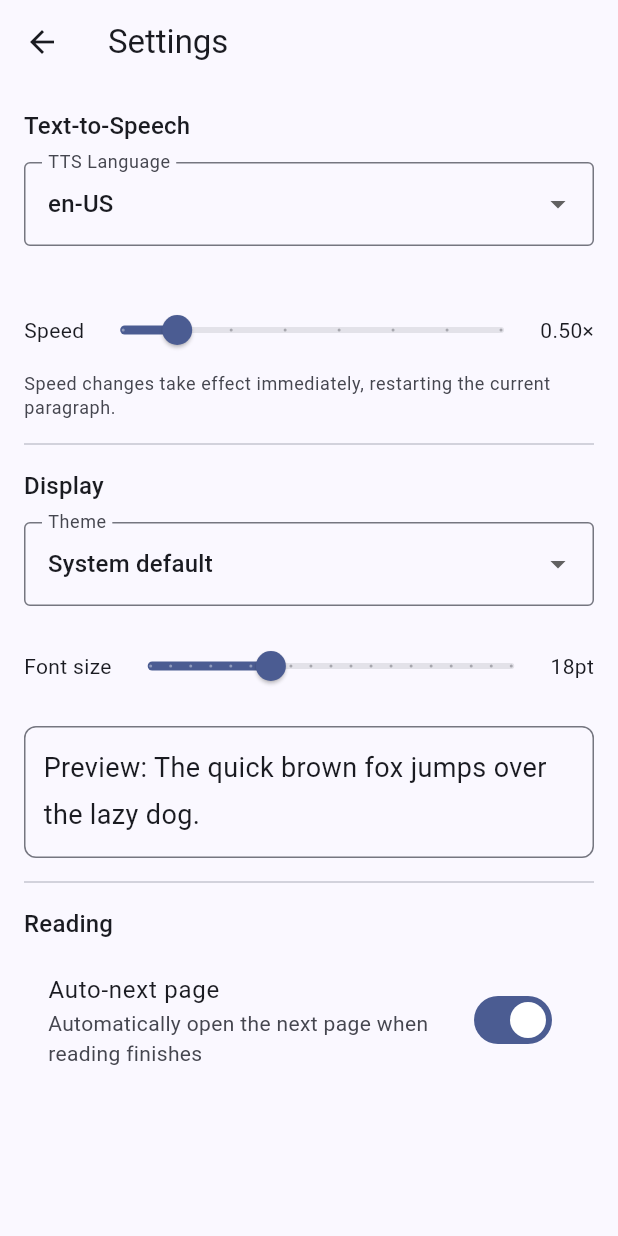
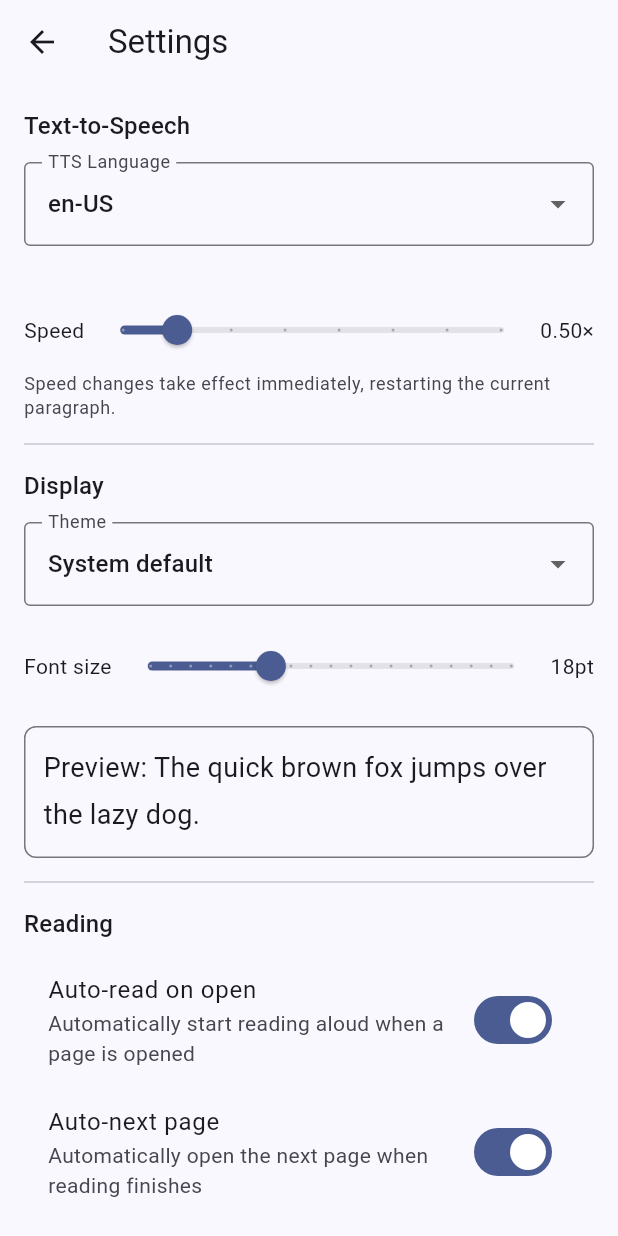
Before and after one commit to aminusia/WebVox, a Flutter app: the screen it shows after launch, after a tap on the "settings" icon, on a phone screen of 412 x 824 dp. Run offline on Flutter 3.47's test engine with Material 3 defaults, Android fonts, the light colour scheme and no system bars; our stand-ins replace audio_service, flutter_riverpod, flutter_tts, share_plus, shared_preferences, sqflite; missing offline and left inert: receive_sharing_intent; accounts and stored records are empty.

Commit message:
Add auto-read feature and related settings
- Introduced `prefAutoRead` constant and default value in AppConstants.
- Updated Settings class to include `autoRead` property with default value.
- Modified LocalSettingsSource to handle autoRead preference.
- Added auto-read toggle in Settings screen.
- Refactored ReaderScreen to utilize autoRead setting for TTS playback.

```diff
--- a/lib/core/constants/app_constants.dart
+++ b/lib/core/constants/app_constants.dart
@@ -7,6 +7,7 @@ class AppConstants {
   static const String prefFontSize = 'font_size';
   static const String prefLastArticleUrl = 'last_article_url';
   static const String prefAutoNext = 'auto_next';
+  static const String prefAutoRead = 'auto_read';
   static const String prefTtsVoice = 'tts_voice';
   static const String prefThemeMode = 'theme_mode';
 
@@ -14,6 +15,7 @@ class AppConstants {
   static const double defaultTtsSpeed = 0.5;
   static const double defaultFontSize = 18.0;
   static const bool defaultAutoNext = true;
+  static const bool defaultAutoRead = true;
   static const String defaultThemeMode = 'system';
 
   static const int maxCachedArticles = 50;
--- a/lib/data/sources/local/local_settings_source.dart
+++ b/lib/data/sources/local/local_settings_source.dart
@@ -24,6 +24,9 @@ class LocalSettingsSource {
       autoNext:
           prefs.getBool(AppConstants.prefAutoNext) ??
           AppConstants.defaultAutoNext,
+      autoRead:
+          prefs.getBool(AppConstants.prefAutoRead) ??
+          AppConstants.defaultAutoRead,
       themePreference: ThemePreference.values.firstWhere(
         (pref) => pref.name == themeModeValue,
         orElse: () => ThemePreference.system,
@@ -38,6 +41,7 @@ class LocalSettingsSource {
     await prefs.setDouble(AppConstants.prefTtsSpeed, settings.ttsSpeed);
     await prefs.setDouble(AppConstants.prefFontSize, settings.fontSize);
     await prefs.setBool(AppConstants.prefAutoNext, settings.autoNext);
+    await prefs.setBool(AppConstants.prefAutoRead, settings.autoRead);
     await prefs.setString(
       AppConstants.prefThemeMode,
       settings.themePreference.name,
--- a/lib/domain/entities/settings.dart
+++ b/lib/domain/entities/settings.dart
@@ -5,6 +5,7 @@ class Settings {
   final double ttsSpeed;
   final double fontSize;
   final bool autoNext;
+  final bool autoRead;
   final ThemePreference themePreference;
 
   /// Empty string means use the system default voice.
@@ -15,6 +16,7 @@ class Settings {
     required this.ttsSpeed,
     required this.fontSize,
     this.autoNext = true,
+    this.autoRead = true,
     this.themePreference = ThemePreference.system,
     this.ttsVoice = '',
   });
@@ -24,6 +26,7 @@ class Settings {
     double? ttsSpeed,
     double? fontSize,
     bool? autoNext,
+    bool? autoRead,
     ThemePreference? themePreference,
     String? ttsVoice,
   }) => Settings(
@@ -31,6 +34,7 @@ class Settings {
     ttsSpeed: ttsSpeed ?? this.ttsSpeed,
     fontSize: fontSize ?? this.fontSize,
     autoNext: autoNext ?? this.autoNext,
+    autoRead: autoRead ?? this.autoRead,
     themePreference: themePreference ?? this.themePreference,
     ttsVoice: ttsVoice ?? this.ttsVoice,
   );
--- a/lib/main.dart
+++ b/lib/main.dart
@@ -149,9 +149,7 @@ class _ShareIntentWrapperState extends ConsumerState<_ShareIntentWrapper> {
       await ref.read(settingsRepositoryProvider).setLastArticleUrl(url);
       ref.read(recentArticlesProvider.notifier).load();
       _navigatorKey.currentState?.push(
-        MaterialPageRoute(
-          builder: (_) => ReaderScreen(article: article, autoPlay: true),
-        ),
+        MaterialPageRoute(builder: (_) => ReaderScreen(article: article)),
       );
     } catch (_) {}
   }
--- a/lib/presentation/screens/home_screen.dart
+++ b/lib/presentation/screens/home_screen.dart
@@ -58,11 +58,9 @@ class _HomeScreenState extends ConsumerState<HomeScreen>
         duration: Duration(seconds: 2),
       ),
     );
-    await Navigator.of(context).push(
-      MaterialPageRoute(
-        builder: (_) => ReaderScreen(article: cached, autoPlay: false),
-      ),
-    );
+    await Navigator.of(
+      context,
+    ).push(MaterialPageRoute(builder: (_) => ReaderScreen(article: cached)));
     ref.read(recentArticlesProvider.notifier).load();
     ref.read(bookmarksProvider.notifier).load();
   }
--- a/lib/presentation/screens/settings_screen.dart
+++ b/lib/presentation/screens/settings_screen.dart
@@ -157,6 +157,19 @@ class _SettingsForm extends ConsumerWidget {
         Text('Reading', style: Theme.of(context).textTheme.titleMedium),
         const SizedBox(height: 12),
 
+        // Auto-read
+        SwitchListTile(
+          title: const Text('Auto-read on open'),
+          subtitle: const Text(
+            'Automatically start reading aloud when a page is opened',
+          ),
+          value: settings.autoRead,
+          onChanged: (val) {
+            notifier.update(settings.copyWith(autoRead: val));
+          },
+        ),
+        const SizedBox(height: 8),
+
         // Auto-next
         SwitchListTile(
           title: const Text('Auto-next page'),
```
Also changed, not shown: lib/presentation/screens/reader_screen.dart (+17 -33 lines), lib/presentation/widgets/article_content_widget.dart (+7 -50 lines).
